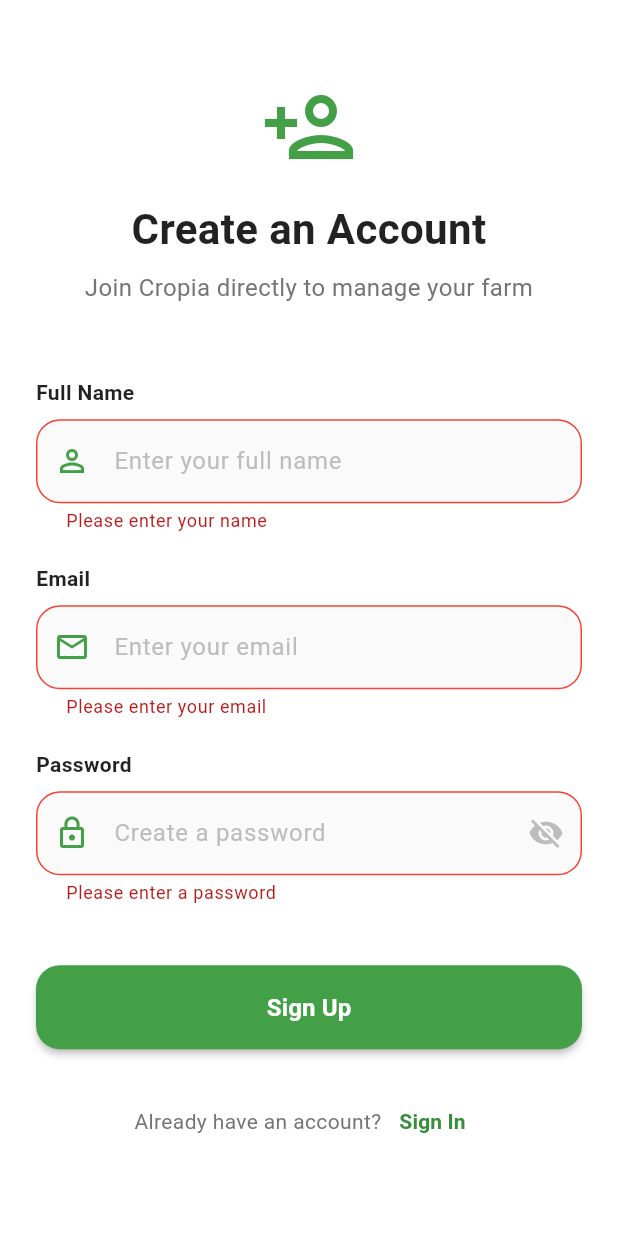
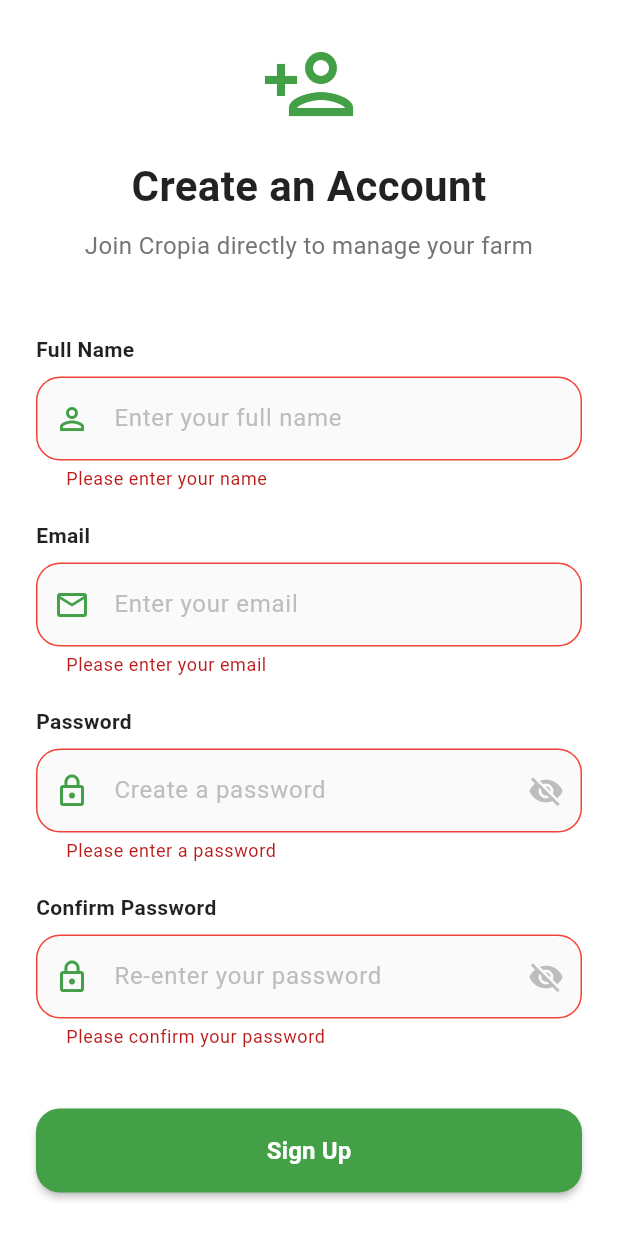
Before and after one commit to bsc-44-21/Cropia-App, a Flutter app: the SignUpScreen screen opened directly, after a tap on "Sign Up", on a phone screen of 412 x 824 dp. Run offline on Flutter 3.47's test engine with Material 3 defaults, Android fonts, the phone set to English and light mode, and no system bars; our stand-ins replace flutter_local_notifications, supabase_flutter, timezone; accounts and stored records are empty.

Commit message:
I've added the "Confirm Password" field to the Sign Up screen

```diff
--- a/lib/screens/auth/sign_up_screen.dart
+++ b/lib/screens/auth/sign_up_screen.dart
@@ -18,6 +18,7 @@
   final _nameController = TextEditingController();
   final _emailController = TextEditingController();
   final _passwordController = TextEditingController();
+  final _confirmPasswordController = TextEditingController();
   bool _isLoading = false;
 
   @override
@@ -25,6 +26,7 @@
     _nameController.dispose();
     _emailController.dispose();
     _passwordController.dispose();
+    _confirmPasswordController.dispose();
     super.dispose();
   }
 
@@ -165,14 +167,32 @@
                     hint: 'Create a password',
                     prefixIcon: Icons.lock_outline,
                     isPassword: true,
-                    textInputAction: TextInputAction.done,
-                    onFieldSubmitted: (_) => _signUp(),
+                    textInputAction: TextInputAction.next,
                     validator: (value) {
                       if (value == null || value.isEmpty) {
                         return 'Please enter a password';
                       }
                       if (value.length < 6) {
                         return 'Password must be at least 6 characters';
+                      }
+                      return null;
+                    },
+                  ),
+                  const SizedBox(height: 20),
+                  AuthTextField(
+                    controller: _confirmPasswordController,
+                    label: 'Confirm Password',
+                    hint: 'Re-enter your password',
+                    prefixIcon: Icons.lock_outline,
+                    isPassword: true,
+                    textInputAction: TextInputAction.done,
+                    onFieldSubmitted: (_) => _signUp(),
+                    validator: (value) {
+                      if (value == null || value.isEmpty) {
+                        return 'Please confirm your password';
+                      }
+                      if (value != _passwordController.text) {
+                        return 'Passwords do not match';
                       }
                       return null;
                     },
```
